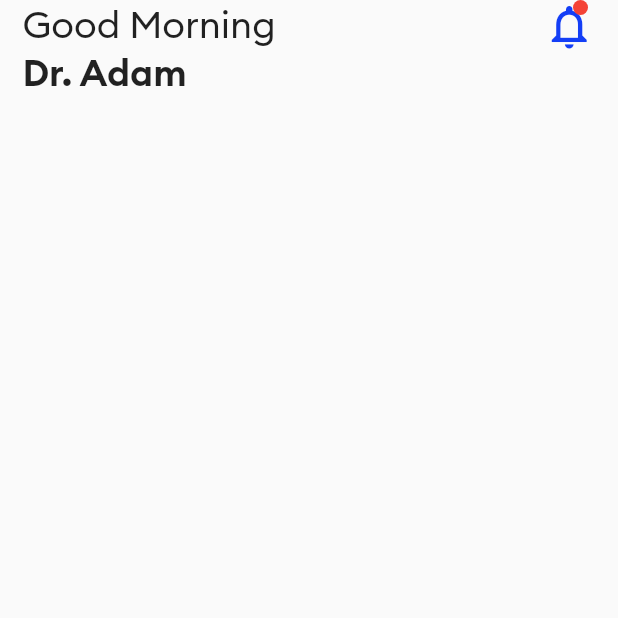
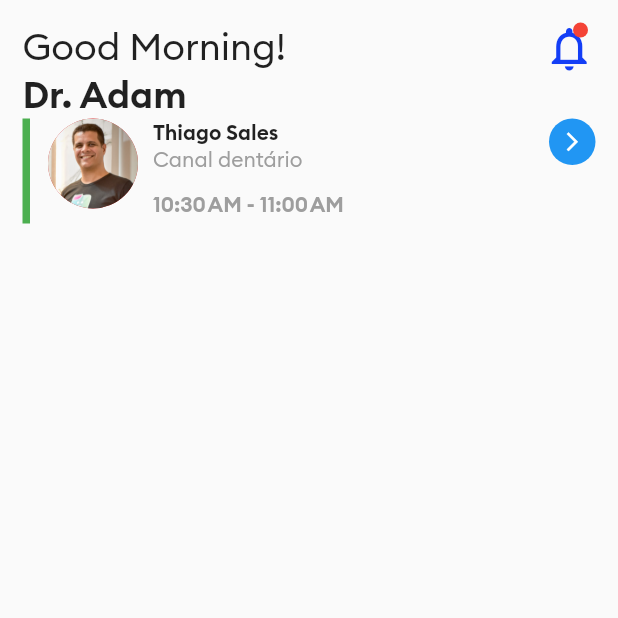
Before and after one commit to thiagobrunoms/curso_flutter_ifal, a Flutter app: the screen it shows after launch, on a phone screen of 412 x 824 dp, the top half of it. Run offline on Flutter 3.47's test engine with Material 2 defaults, Android fonts, the phone set to English and light mode, and no system bars.

Commit message:
:sparkles: Patient info for the main page patients request list
Build the patients request info, patient avatar and icon button

```diff
--- /dev/null
+++ b/lib/application/models/appointment.dart
@@ -0,0 +1,20 @@
+import 'package:curso_ifal_flutter/application/models/appointment_time.dart';
+import 'package:curso_ifal_flutter/application/models/patient.dart';
+
+class Appointment {
+  final Patient patient;
+  final String description;
+  final AppointmentTime appointmentTime;
+  final bool isConfirmed;
+
+  Appointment({
+    required this.patient,
+    required this.description,
+    required this.appointmentTime,
+    required this.isConfirmed,
+  });
+
+  String formatAppointmentTime() {
+    return appointmentTime.initTimeEndTime;
+  }
+}
--- /dev/null
+++ b/lib/application/models/appointment_time.dart
@@ -0,0 +1,11 @@
+import 'package:curso_ifal_flutter/utils/date_formatters.dart';
+
+class AppointmentTime {
+  final DateTime initTime;
+  final DateTime endTime;
+
+  AppointmentTime(this.initTime, this.endTime);
+
+  String get initTimeEndTime =>
+      '${DateFormatters.fromDateTimeToTime(initTime)} - ${DateFormatters.fromDateTimeToTime(endTime)}';
+}
--- /dev/null
+++ b/lib/application/models/patient.dart
@@ -0,0 +1,6 @@
+class Patient {
+  String profilePicturePath;
+  String name;
+
+  Patient(this.profilePicturePath, this.name);
+}
--- a/lib/application/pages/main_page.dart
+++ b/lib/application/pages/main_page.dart
@@ -1,3 +1,7 @@
+import 'package:curso_ifal_flutter/application/models/appointment.dart';
+import 'package:curso_ifal_flutter/application/models/appointment_time.dart';
+import 'package:curso_ifal_flutter/application/models/patient.dart';
+import 'package:curso_ifal_flutter/application/pages/widgets/main_page_bar_widget.dart';
 import 'package:flutter/material.dart';
 
 class MainPage extends StatefulWidget {
@@ -8,18 +12,70 @@ class MainPage extends StatefulWidget {
 }
 
 class _MainPageState extends State<MainPage> {
+  late Appointment appointment;
+  @override
+  void initState() {
+    super.initState();
+
+    appointment = Appointment(
+      patient: Patient('../../', 'Thiago Sales'),
+      description: 'Canal dentário',
+      appointmentTime: AppointmentTime(
+        DateTime(2022, 3, 20, 10, 30),
+        DateTime(2022, 3, 20, 11, 0),
+      ),
+      isConfirmed: true,
+    );
+  }
+
   @override
   Widget build(BuildContext context) {
     return Scaffold(
       body: SafeArea(
         child: Padding(
-          padding: EdgeInsets.only(left: 15.0, right: 15),
-          child: Row(
-            crossAxisAlignment: CrossAxisAlignment.start,
-            mainAxisAlignment: MainAxisAlignment.spaceBetween,
+          padding: const EdgeInsets.all(15),
+          child: Column(
             children: [
-              _buildDoctorInfo(),
-              _buildNotificationIcon(),
+              Row(
+                crossAxisAlignment: CrossAxisAlignment.start,
+                mainAxisAlignment: MainAxisAlignment.spaceBetween,
+                children: [
+                  const MainPageBarWidget(),
+                  _buildNotificationIcon(),
+                ],
+              ),
+              Row(
+                crossAxisAlignment: CrossAxisAlignment.start,
+                children: [
+                  Container(
+                      width: 5,
+                      height: 70,
+                      color: appointment.isConfirmed
+                          ? Colors.green
+                          : Colors.orange),
+                  const SizedBox(width: 12),
+                  const CircleAvatar(
+                    radius: 30.0,
+                    backgroundImage: AssetImage('assets/images/eu-perfil.png'),
+                  ),
+                  const SizedBox(width: 10),
+                  Expanded(
+                    child: _buildPatientRequestList(appointment),
+                  ),
+                  Container(
+                    decoration: const BoxDecoration(
+                        color: Colors.blue, shape: BoxShape.circle),
+                    child: const Padding(
+                      padding: EdgeInsets.all(8.0),
+                      child: Icon(
+                        Icons.arrow_forward_ios_outlined,
+                        size: 15,
+                        color: Colors.white,
+                      ),
+                    ),
+                  ),
+                ],
+              ),
             ],
           ),
         ),
@@ -27,17 +83,24 @@ class _MainPageState extends State<MainPage> {
     );
   }
 
-  Widget _buildDoctorInfo() {
+  Widget _buildPatientRequestList(Appointment appointment) {
     return Column(
       crossAxisAlignment: CrossAxisAlignment.start,
-      children: const [
+      children: [
         Text(
-          'Good Morning',
-          style: TextStyle(fontSize: 25),
+          '${appointment.patient.name}',
+          style: TextStyle(fontWeight: FontWeight.bold),
         ),
         Text(
-          'Dr. Adam',
-          style: TextStyle(fontSize: 25, fontWeight: FontWeight.bold),
+          '${appointment.description}',
+          style: TextStyle(color: Colors.grey),
+        ),
+        Padding(
+          padding: const EdgeInsets.only(top: 12.0),
+          child: Text(
+            '${appointment.formatAppointmentTime()}',
+            style: TextStyle(fontWeight: FontWeight.bold, color: Colors.grey),
+          ),
         ),
       ],
     );
--- /dev/null
+++ b/lib/application/pages/widgets/main_page_bar_widget.dart
@@ -0,0 +1,22 @@
+import 'package:flutter/material.dart';
+
+class MainPageBarWidget extends StatelessWidget {
+  const MainPageBarWidget({Key? key}) : super(key: key);
+
+  @override
+  Widget build(BuildContext context) {
+    return Column(
+      crossAxisAlignment: CrossAxisAlignment.start,
+      children: const [
+        Text(
+          'Good Morning!',
+          style: TextStyle(fontSize: 25),
+        ),
+        Text(
+          'Dr. Adam',
+          style: TextStyle(fontSize: 25, fontWeight: FontWeight.bold),
+        ),
+      ],
+    );
+  }
+}
--- /dev/null
+++ b/lib/utils/date_formatters.dart
@@ -0,0 +1,8 @@
+import 'package:intl/intl.dart';
+import 'package:intl/date_symbol_data_local.dart';
+
+class DateFormatters {
+  static String fromDateTimeToTime(DateTime t) {
+    return DateFormat.jm().format(t);
+  }
+}
```
